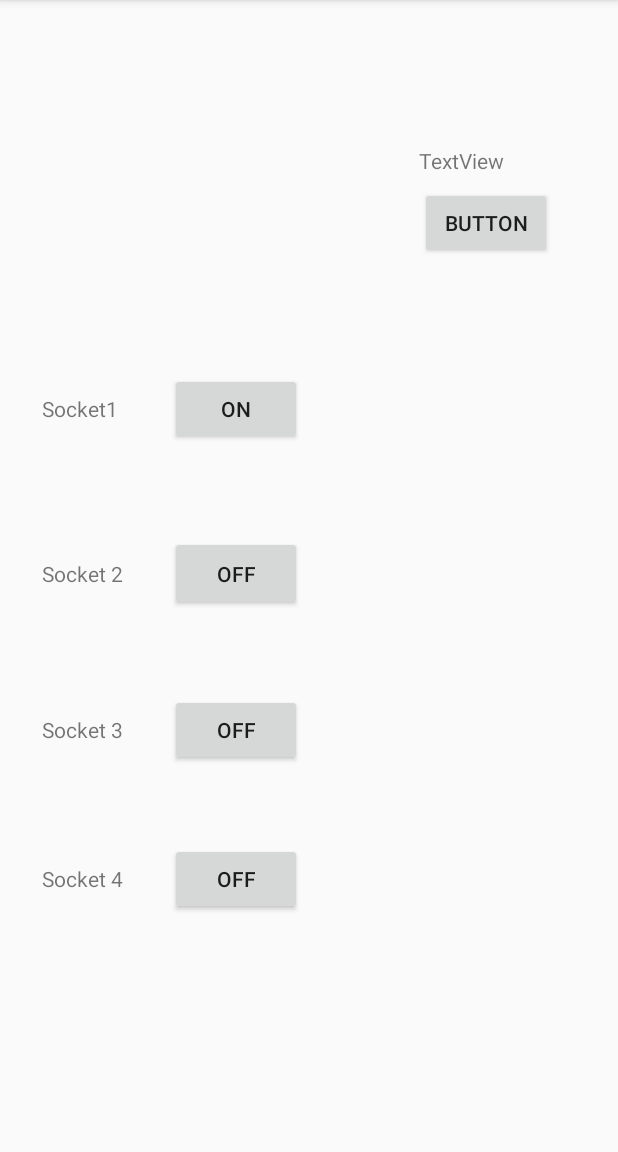
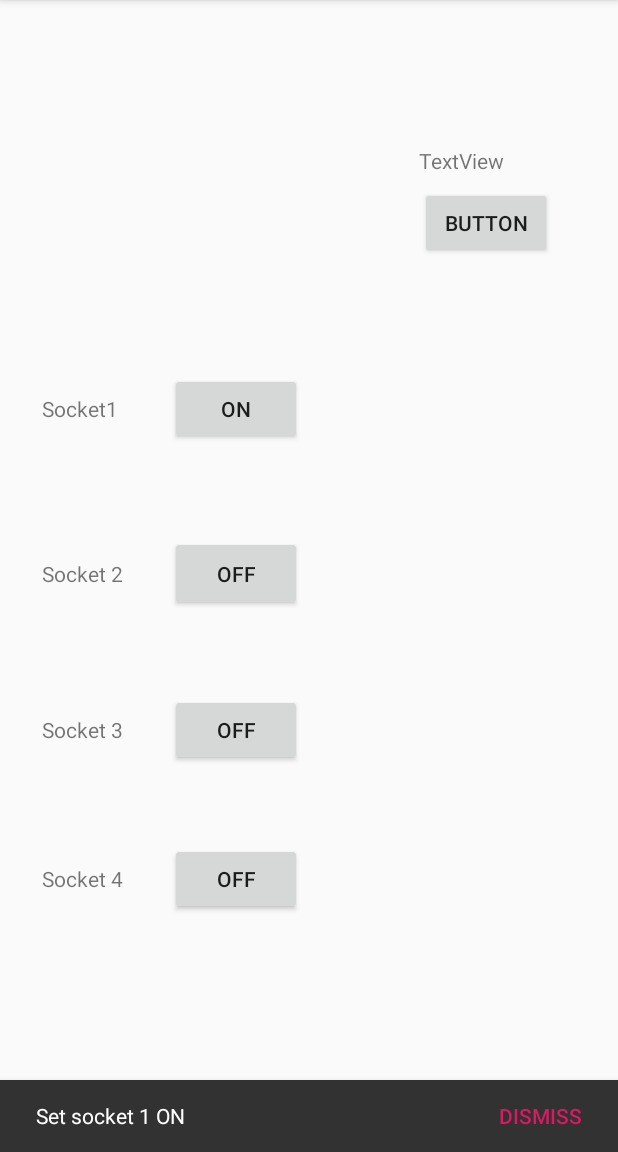
Before and after one commit to iridiumtao/SAIHS_ProjectS_2, an Android app: the screen it shows after launch (MainActivity), after a tap on "OFF", on a phone screen of 412 x 824 dp, the part 84-1236 px from its top. Run offline under Robolectric (Android 15) with nearby library versions, the phone set to English and light mode, and no system bars.

Commit message:
加入4種色碼 按鈕有snackbar snackbar可以換顏色 目前成功的放在SW2裡面
內建fab改成/** 綠色的字
try catch也是

```diff
--- a/app/src/main/java/app/jerry960331/saihs_projects_2/MainActivity.java
+++ b/app/src/main/java/app/jerry960331/saihs_projects_2/MainActivity.java
@@ -11,6 +11,8 @@ import android.view.View;
 import android.view.Menu;
 import android.view.MenuItem;
 import android.widget.Button;
+import android.widget.TextView;
+import android.widget.Toast;
 
 import java.util.Set;
 
@@ -24,6 +26,18 @@ public class MainActivity extends AppCompatActivity {
     private BluetoothAdapter BTAdapter;
     private Set<BluetoothDevice> pairedDevices;
 
+    public static  int red = 0xfff44336;
+    public static  int green = 0xff4caf50;
+    public static  int blue = 0xff2195f3;
+    public static  int orange = 0xffffc107;
+
+
+    Snackbar snackbar;
+    View snackBarView;
+
+    TextView snackBarTxV;
+
+
 //alt+enter 字串抽離
 
     @Override
@@ -34,7 +48,7 @@ public class MainActivity extends AppCompatActivity {
         setSupportActionBar(toolbar);
 
         //內建fab
-        /*
+        /**
         FloatingActionButton fab = (FloatingActionButton) findViewById(R.id.fab);
         fab.setOnClickListener(new View.OnClickListener() {
             @Override
@@ -71,6 +85,13 @@ public class MainActivity extends AppCompatActivity {
 
     }
 
+
+    /*
+    source: https://www.jianshu.com/p/cd1e80e64311
+     */
+
+
+
     @Override
     public boolean onCreateOptionsMenu(Menu menu) {
         // Inflate the menu; this adds items to the action bar if it is present.
@@ -99,16 +120,33 @@ public class MainActivity extends AppCompatActivity {
         btnLegacySocketSwText1 = btnLegacySocketSwitch1.getText().toString();
         if (getString(R.string.OFF).equals(btnLegacySocketSwText1))
         {
-            //try{
-            // }catch ()
-            // {
-            // }
+            /**
+             * try{
+            * }catch ()
+            * {
+            * }
+             * */
 
             btnLegacySocketSwitch1.setText(R.string.ON);
+            Snackbar.make(view,"Set socket 1 ON", Snackbar.LENGTH_LONG)
+                    .setAction("DISMISS", new View.OnClickListener() {
+                @Override
+                public void onClick(View v) {
+                    //Toast.makeText(MainActivity.this,"你点击了action",Toast.LENGTH_SHORT).show();
+                }
+            }).show();
         }
         else if(getString(R.string.ON).equals(btnLegacySocketSwText1))
         {
             btnLegacySocketSwitch1.setText(R.string.OFF);
+
+            Snackbar.make(view, "Set socket 1 OFF", Snackbar.LENGTH_LONG)
+                    .setAction("DISMISS", new View.OnClickListener(){
+                        @Override
+                        public void onClick(View v) {
+                        }
+                    })
+                    .show();
         }
     }
 
@@ -123,6 +161,17 @@ public class MainActivity extends AppCompatActivity {
             // }
 
             btnLegacySocketSwitch2.setText(R.string.ON);
+
+
+            snackbar = Snackbar.make(view, "Set socket 2 ON", Snackbar.LENGTH_SHORT)
+                               .setAction("DISMISS",null);
+
+            snackBarView = snackbar.getView();
+            snackBarView.setBackgroundColor(blue);
+            snackBarTxV = (TextView) snackBarView.findViewById(android.support.design.R.id.snackbar_text);
+            /* snackBarTxV.setTextColor(red); */
+            snackbar.show();
+
         }
         else if(getString(R.string.ON).equals(btnLegacySocketSwText2))
         {
--- a/app/src/main/res/values/colors.xml
+++ b/app/src/main/res/values/colors.xml
@@ -2,5 +2,5 @@
 <resources>
     <color name="colorPrimary">#008577</color>
     <color name="colorPrimaryDark">#00574B</color>
-    <color name="colorAccent">#D81B60</color>
+    <color name="colorAccent">#d81b60</color>
 </resources>
```
